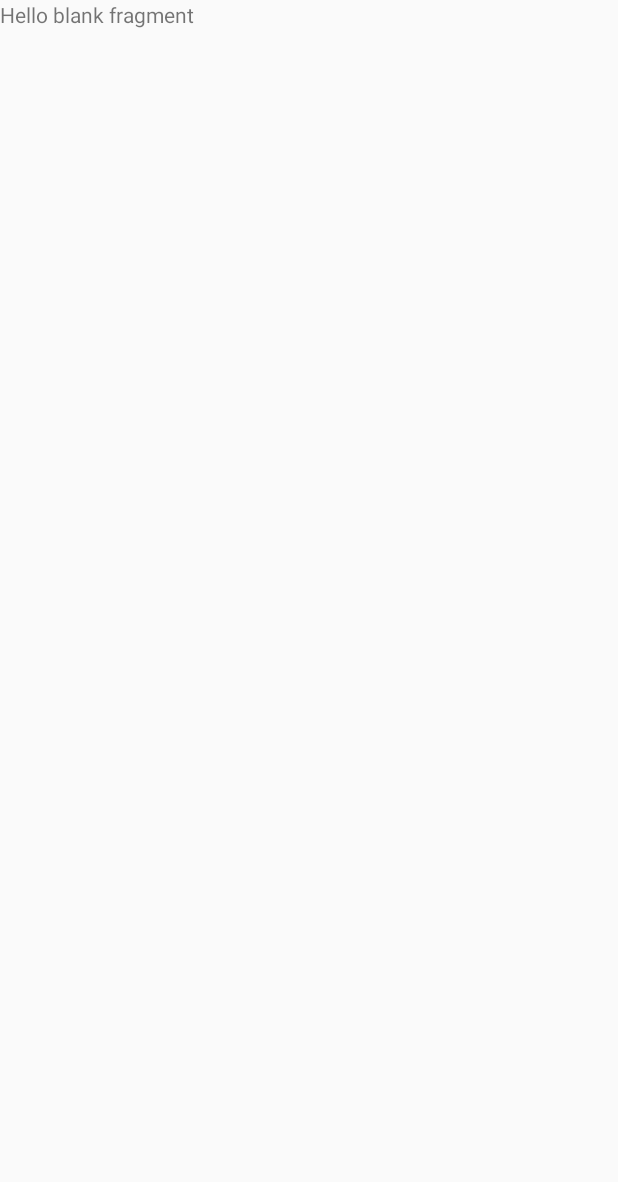
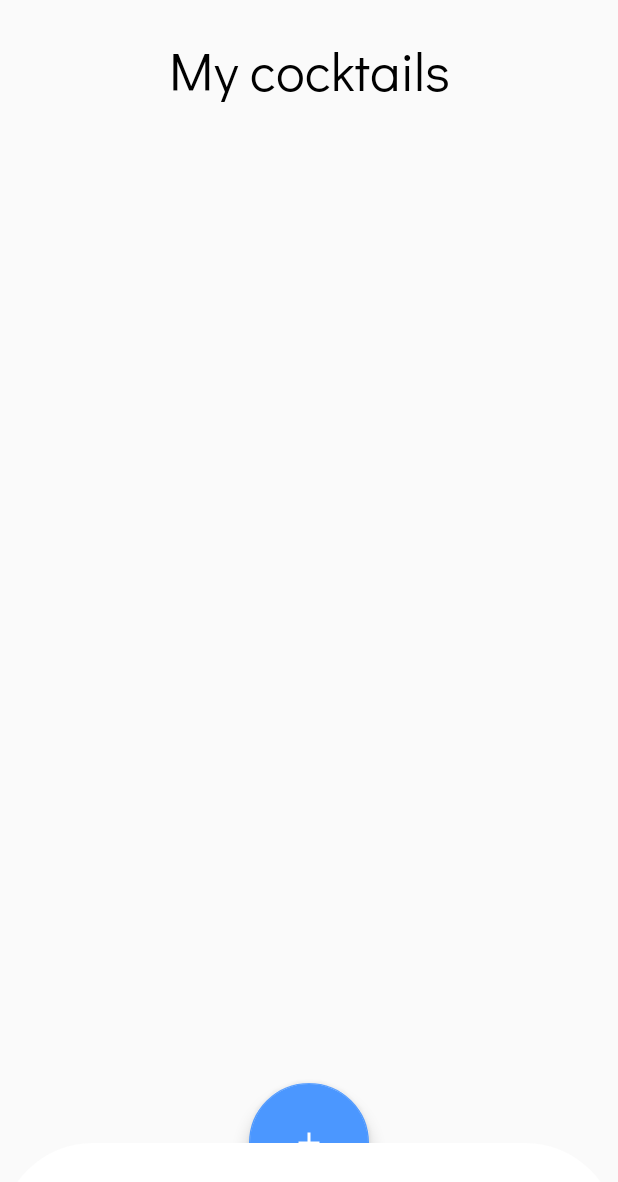
Before and after one commit to TheyCallMeRobinson/Cocktail_Bar, an Android app: the MyCocktailsFragment screen opened directly, with no data from a screen before it, on a phone screen of 412 x 824 dp. Before the commit the part shown is almost empty. Shown: the top 1182 px of the screen. Run offline under Robolectric (Android 15) with nearby library versions, the phone set to English and light mode, and no system bars.

Commit message:
Create my cocktail list fragment view

```diff
--- a/app/src/main/res/drawable/arrow.xml
+++ b/app/src/main/res/drawable/arrow.xml
@@ -1,5 +1,5 @@
 <vector android:autoMirrored="true" android:height="24dp"
-    android:tint="#787878" android:viewportHeight="24"
+    android:tint="@color/gray" android:viewportHeight="24"
     android:viewportWidth="24" android:width="100dp" xmlns:android="http://schemas.android.com/apk/res/android">
     <path android:fillColor="@android:color/white" android:pathData="M16.01,11H4v2h12.01v3L20,12l-3.99,-4z"/>
 </vector>
--- /dev/null
+++ b/app/src/main/res/drawable/shape_bottom_rectangle.xml
@@ -0,0 +1,11 @@
+<?xml version="1.0" encoding="utf-8"?>
+<shape
+    xmlns:android="http://schemas.android.com/apk/res/android"
+    android:shape="rectangle"
+    android:tint="@color/white">
+
+    <corners
+        android:topLeftRadius="62dp"
+        android:topRightRadius="62dp"/>
+
+</shape>
--- a/app/src/main/res/layout/fragment_my_cocktails.xml
+++ b/app/src/main/res/layout/fragment_my_cocktails.xml
@@ -1,14 +1,54 @@
 <?xml version="1.0" encoding="utf-8"?>
-<FrameLayout xmlns:android="http://schemas.android.com/apk/res/android"
+<androidx.constraintlayout.widget.ConstraintLayout xmlns:android="http://schemas.android.com/apk/res/android"
+    xmlns:app="http://schemas.android.com/apk/res-auto"
     xmlns:tools="http://schemas.android.com/tools"
     android:layout_width="match_parent"
     android:layout_height="match_parent"
     tools:context=".MyCocktailsFragment">
 
-    <!-- TODO: Update blank fragment layout -->
     <TextView
+        android:id="@+id/my_cocktails_title_tv"
+        style="@style/Text.Title"
+        android:layout_width="wrap_content"
+        android:layout_height="wrap_content"
+        android:layout_marginTop="20dp"
+        android:text="@string/my_cocktails"
+        app:layout_constraintEnd_toEndOf="parent"
+        app:layout_constraintStart_toStartOf="parent"
+        app:layout_constraintTop_toTopOf="parent" />
+
+    <androidx.recyclerview.widget.RecyclerView
+        android:id="@+id/my_cocktails_list_rv"
         android:layout_width="match_parent"
-        android:layout_height="match_parent"
-        android:text="@string/hello_blank_fragment" />
+        android:layout_height="0dp"
+        android:layout_marginTop="20dp"
+        android:layout_marginHorizontal="20dp"
+        android:layout_marginBottom="30dp"
+        app:layout_constraintBottom_toBottomOf="parent"
+        app:layout_constraintTop_toBottomOf="@+id/my_cocktails_title_tv"/>
 
-</FrameLayout>
+    <View
+        android:id="@+id/my_cocktails_bottom_rectangle_view"
+        android:layout_width="match_parent"
+        android:layout_height="62dp"
+        android:background="@drawable/shape_bottom_rectangle"
+        android:elevation="15dp"
+        app:layout_constraintBottom_toBottomOf="parent"
+        app:layout_constraintEnd_toEndOf="parent"
+        app:layout_constraintStart_toStartOf="parent" />
+
+    <com.google.android.material.floatingactionbutton.FloatingActionButton
+        android:id="@+id/my_cocktails_add_new_cocktail_fab"
+        android:layout_width="80dp"
+        android:layout_height="80dp"
+        app:backgroundTint="@color/main_blue"
+        app:fabCustomSize="80dp"
+        app:layout_constraintBottom_toTopOf="@+id/my_cocktails_bottom_rectangle_view"
+        app:layout_constraintEnd_toEndOf="parent"
+        app:layout_constraintStart_toStartOf="parent"
+        app:layout_constraintTop_toTopOf="@+id/my_cocktails_bottom_rectangle_view"
+        app:srcCompat="@drawable/add_new"
+        app:tint="@color/white" />
+
+
+</androidx.constraintlayout.widget.ConstraintLayout>
--- a/app/src/main/res/values/colors.xml
+++ b/app/src/main/res/values/colors.xml
@@ -9,4 +9,5 @@
     <color name="white">#FFFFFFFF</color>
 
     <color name="main_blue">#4B97FF</color>
+    <color name="gray">#79747E</color>
 </resources>
--- a/app/src/main/res/values/strings.xml
+++ b/app/src/main/res/values/strings.xml
@@ -2,4 +2,5 @@
     <string name="app_name">Cocktail Bar</string>
     <!-- TODO: Remove or change this placeholder text -->
     <string name="hello_blank_fragment">Hello blank fragment</string>
+    <string name="my_cocktails">My cocktails</string>
 </resources>
--- a/app/src/main/res/values/styles.xml
+++ b/app/src/main/res/values/styles.xml
@@ -3,4 +3,14 @@
     <style name="Text">
         <item name="fontFamily">@font/didact_gothic</item>
     </style>
+
+    <style name="Text.Title">
+        <item name="android:textSize">36sp</item>
+        <item name="android:textColor">@color/black</item>
+    </style>
+
+    <style name="Text.Main">
+        <item name="android:textSize">20sp</item>
+        <item name="android:textColor">@color/gray</item>
+    </style>
 </resources>
```
Also changed, not shown: app/src/main/res/layout/fragment_my_cocktails_blank.xml (+13 -16 lines).
